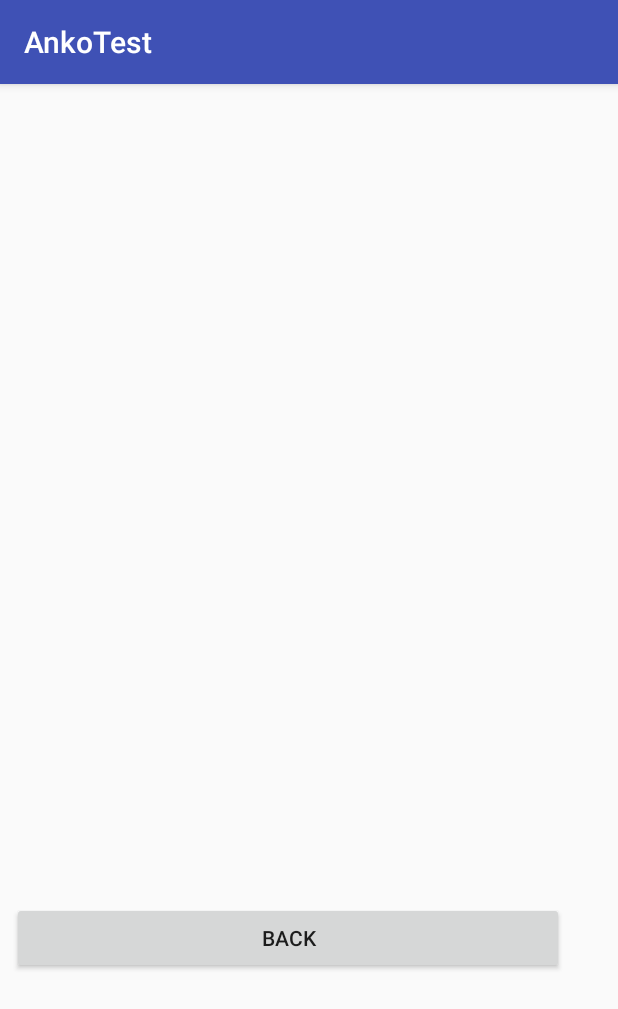
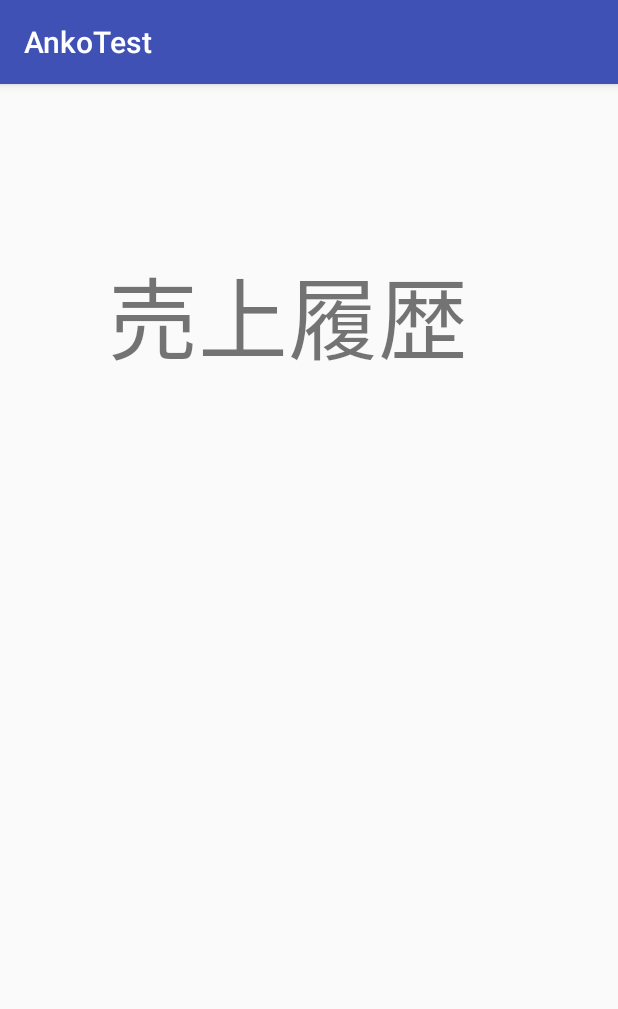
Before and after one commit to taisuke0812/NITFesSystem, an Android app: the Graph screen opened directly, with no data from a screen before it, on a phone screen of 412 x 824 dp. Shown: the top 1009 px of the screen. Run offline under Robolectric (Android 15) with nearby library versions, the phone set to English and light mode, and no system bars; our stand-ins replace Firebase (no records; nobody signed in at launch, a user with empty details on screens opened directly); 3 statements that could not run were skipped.

Commit message:
update graph page(sort)

```diff
--- a/app/src/main/java/com/example/taisuke/ankotest/Graph.java
+++ b/app/src/main/java/com/example/taisuke/ankotest/Graph.java
@@ -15,7 +15,12 @@ import com.google.firebase.database.DatabaseReference;
 import com.google.firebase.database.FirebaseDatabase;
 import com.google.firebase.database.ValueEventListener;
 
+import java.lang.reflect.Array;
+import java.util.ArrayList;
+import java.util.Arrays;
+import java.util.Collections;
 import java.util.HashMap;
+import java.util.List;
 import java.util.Map;
 import java.util.regex.Matcher;
 import java.util.regex.Pattern;
@@ -92,16 +97,38 @@ public class Graph extends AppCompatActivity {
         String uriage = "時間 : ";
         String kosuu = "個数 : 1 \n";
         String space = "  ";
+        //String[] list = new String[100];
+        List<String> array = new ArrayList<String>();
         /*if (matcher.find()) {
             return matcher.group();
         } else {
             throw new IllegalStateException("No match found.");
         }*/
-
+        /*
+        int i = 0;
+        int j = 0;
+        int k = 0;
+        for(j = 0;j < 100;j++){
+            list[j] = "";
+        }
         while(matcher.find()){
-            buff.append(uriage + matcher.group(1) + space + kosuu);
+            //buff.append(uriage + matcher.group(1) + space + kosuu);
+            list[i] = matcher.group(1);
+            i++;
         }
 
+        Arrays.sort(list);
+        for(k = 0;k < 100;k++){
+            buff.append(uriage + list[k].toString() + space + kosuu);
+        }*/
+        while(matcher.find()) {
+            array.add(matcher.group(1));
+        }
+
+        Collections.sort(array);
+        for(String string: array){
+            buff.append(uriage + string + space + kosuu);
+        }
         return buff.toString();
     }
 
--- a/app/src/main/res/layout/activity_graph.xml
+++ b/app/src/main/res/layout/activity_graph.xml
@@ -23,9 +23,18 @@
         app:layout_constraintTop_toTopOf="parent">
 
         <TextView
+            android:id="@+id/textView2"
+            android:layout_width="match_parent"
+            android:layout_height="87dp"
+            android:gravity="center_horizontal"
+            android:text="売上履歴"
+            android:textSize="60sp"
+            app:fontFamily="serif-monospace" />
+
+        <TextView
             android:id="@+id/textview1"
             android:layout_width="match_parent"
-            android:layout_height="436dp" />
+            android:layout_height="473dp" />
 
         <Button
             android:id="@+id/back"
@@ -33,4 +42,5 @@
             android:layout_height="wrap_content"
             android:text="back" />
     </LinearLayout>
+
 </android.support.constraint.ConstraintLayout>
```
